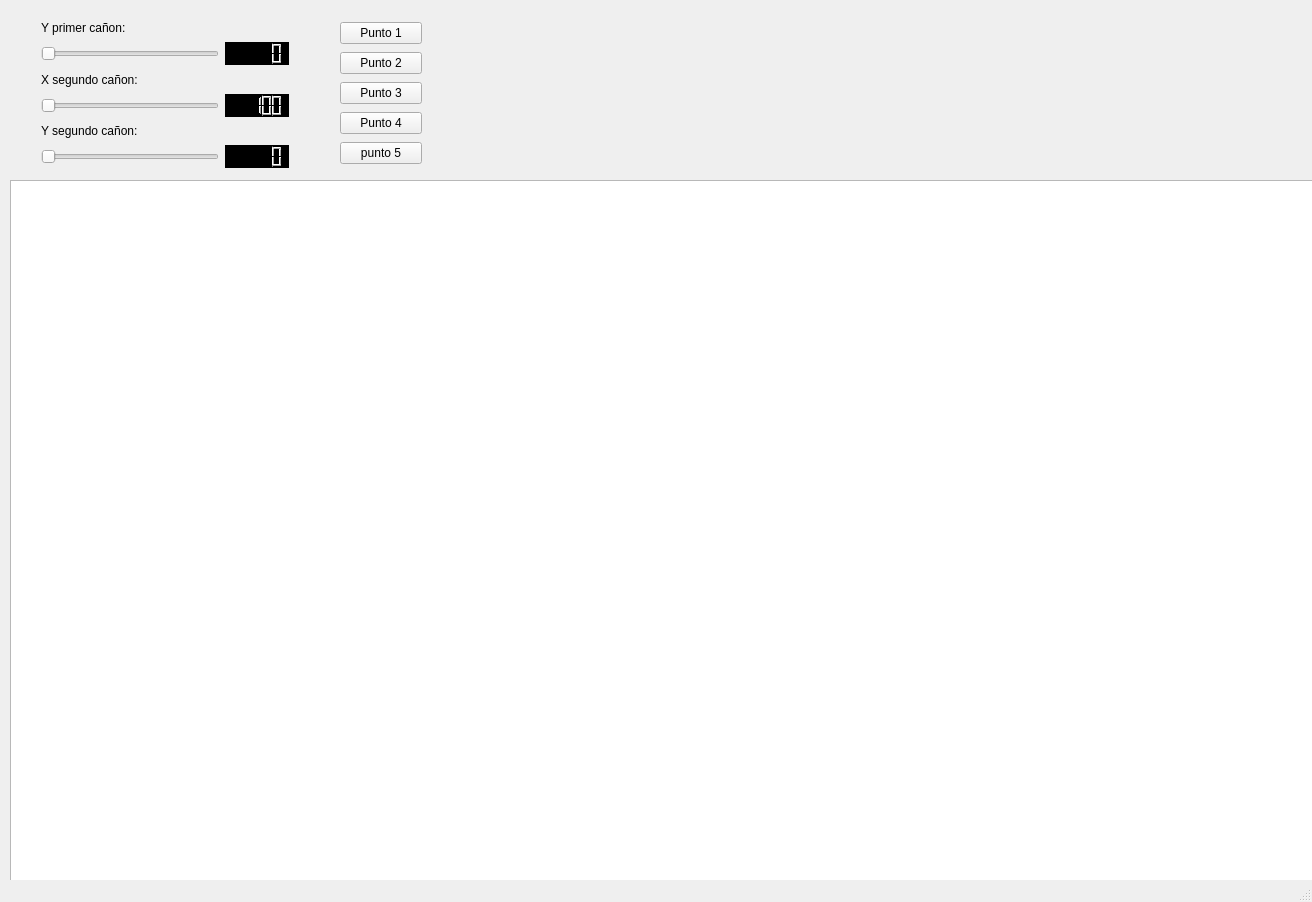
First picture: the form in mainwindow.ui, repository juanvergara3/parcial_final, before the edit.
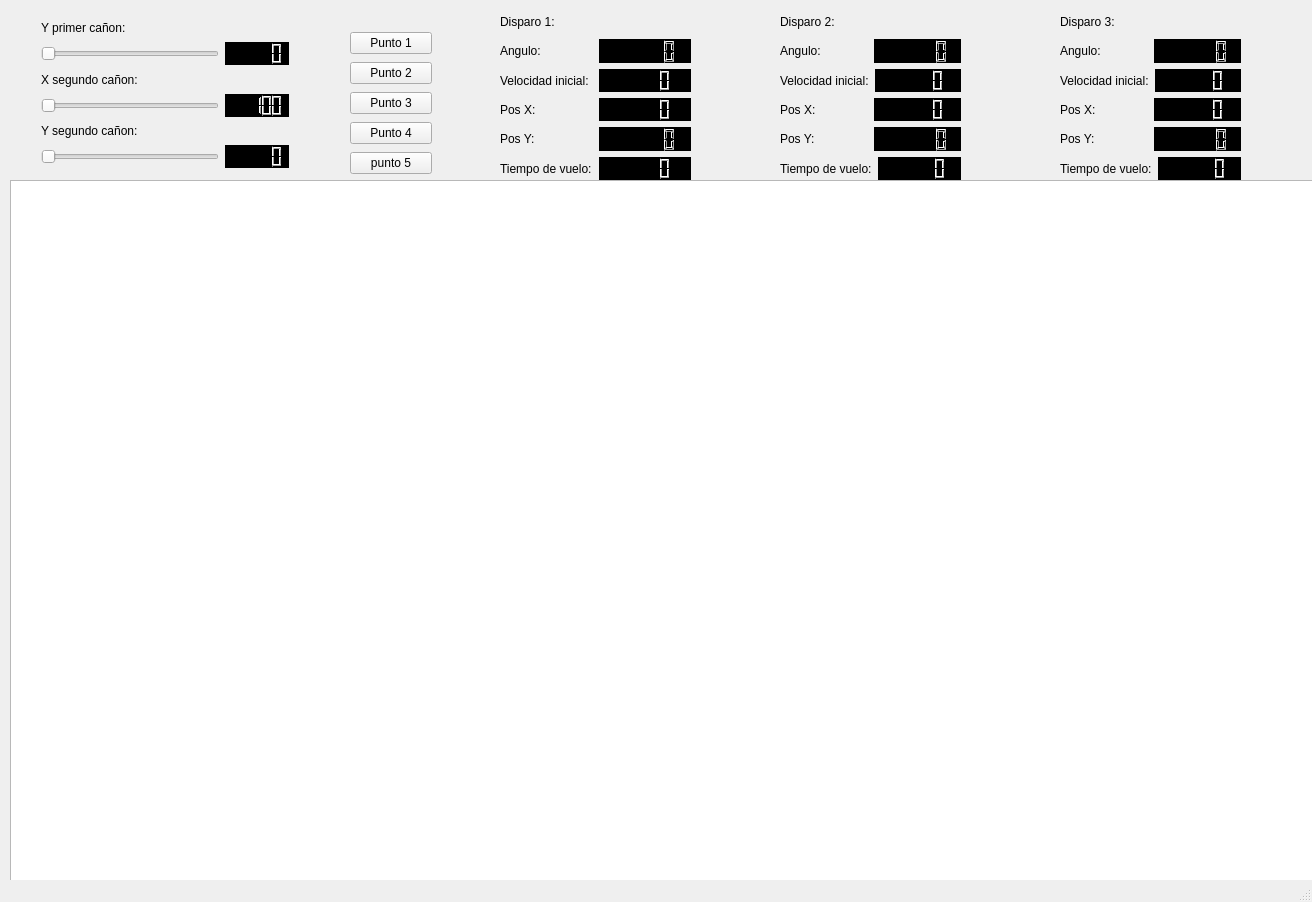
Second picture: the form after the edit.

Commit message:
display de los parametros
los parametros de los disparos ahora aparecen en pantalla

Diff of the .ui file:
```diff
--- a/mainwindow.ui
+++ b/mainwindow.ui
@@ -24,16 +24,16 @@
      </rect>
     </property>
    </widget>
-   <widget class="QWidget" name="">
+   <widget class="QWidget" name="layoutWidget">
     <property name="geometry">
      <rect>
-      <x>340</x>
-      <y>20</y>
+      <x>350</x>
+      <y>30</y>
       <width>82</width>
       <height>146</height>
      </rect>
     </property>
-    <layout class="QVBoxLayout" name="verticalLayout_2">
+    <layout class="QVBoxLayout" name="buttons_layout">
      <item>
       <widget class="QPushButton" name="punto1">
        <property name="text">
@@ -71,7 +71,7 @@
      </item>
     </layout>
    </widget>
-   <widget class="QWidget" name="">
+   <widget class="QWidget" name="layoutWidget">
     <property name="geometry">
      <rect>
       <x>41</x>
@@ -322,6 +322,343 @@
      </item>
     </layout>
    </widget>
+   <widget class="QWidget" name="layoutWidget_2">
+    <property name="geometry">
+     <rect>
+      <x>780</x>
+      <y>10</y>
+      <width>181</width>
+      <height>170</height>
+     </rect>
+    </property>
+    <layout class="QVBoxLayout" name="display2">
+     <item>
+      <widget class="QLabel" name="shot_label2">
+       <property name="text">
+        <string>Disparo 2:</string>
+       </property>
+      </widget>
+     </item>
+     <item>
+      <layout class="QHBoxLayout" name="angle_layout2">
+       <item>
+        <widget class="QLabel" name="angle_label2">
+         <property name="text">
+          <string>Angulo:</string>
+         </property>
+        </widget>
+       </item>
+       <item>
+        <widget class="QLCDNumber" name="angle_lcd2">
+         <property name="styleSheet">
+          <string notr="true">background-color: rgb(0, 0, 0);</string>
+         </property>
+        </widget>
+       </item>
+      </layout>
+     </item>
+     <item>
+      <layout class="QHBoxLayout" name="velocity_layout2">
+       <item>
+        <widget class="QLabel" name="velocity_label2">
+         <property name="text">
+          <string>Velocidad inicial:</string>
+         </property>
+        </widget>
+       </item>
+       <item>
+        <widget class="QLCDNumber" name="velocity_lcd2">
+         <property name="styleSheet">
+          <string notr="true">background-color: rgb(0, 0, 0);</string>
+         </property>
+        </widget>
+       </item>
+      </layout>
+     </item>
+     <item>
+      <layout class="QHBoxLayout" name="posx_layout2">
+       <item>
+        <widget class="QLabel" name="posx_label2">
+         <property name="text">
+          <string>Pos X:</string>
+         </property>
+        </widget>
+       </item>
+       <item>
+        <widget class="QLCDNumber" name="posx_lcd2">
+         <property name="styleSheet">
+          <string notr="true">background-color: rgb(0, 0, 0);</string>
+         </property>
+        </widget>
+       </item>
+      </layout>
+     </item>
+     <item>
+      <layout class="QHBoxLayout" name="posy_layout2">
+       <item>
+        <widget class="QLabel" name="posy_label2">
+         <property name="text">
+          <string>Pos Y:</string>
+         </property>
+        </widget>
+       </item>
+       <item>
+        <widget class="QLCDNumber" name="posy_lcd2">
+         <property name="styleSheet">
+          <string notr="true">background-color: rgb(0, 0, 0);</string>
+         </property>
+        </widget>
+       </item>
+      </layout>
+     </item>
+     <item>
+      <layout class="QHBoxLayout" name="time_layout2">
+       <item>
+        <widget class="QLabel" name="time_label2">
+         <property name="text">
+          <string>Tiempo de vuelo:</string>
+         </property>
+        </widget>
+       </item>
+       <item>
+        <widget class="QLCDNumber" name="time_lcd2">
+         <property name="styleSheet">
+          <string notr="true">background-color: rgb(0, 0, 0);</string>
+         </property>
+         <property name="value" stdset="0">
+          <double>0.000000000000000</double>
+         </property>
+        </widget>
+       </item>
+      </layout>
+     </item>
+    </layout>
+   </widget>
+   <widget class="QWidget" name="layoutWidget_3">
+    <property name="geometry">
+     <rect>
+      <x>1060</x>
+      <y>10</y>
+      <width>181</width>
+      <height>170</height>
+     </rect>
+    </property>
+    <layout class="QVBoxLayout" name="display3">
+     <item>
+      <widget class="QLabel" name="shot_label3">
+       <property name="text">
+        <string>Disparo 3:</string>
+       </property>
+      </widget>
+     </item>
+     <item>
+      <layout class="QHBoxLayout" name="angle_layout3">
+       <item>
+        <widget class="QLabel" name="angle_label3">
+         <property name="text">
+          <string>Angulo:</string>
+         </property>
+        </widget>
+       </item>
+       <item>
+        <widget class="QLCDNumber" name="angle_lcd3">
+         <property name="styleSheet">
+          <string notr="true">background-color: rgb(0, 0, 0);</string>
+         </property>
+        </widget>
+       </item>
+      </layout>
+     </item>
+     <item>
+      <layout class="QHBoxLayout" name="velocity_layout3">
+       <item>
+        <widget class="QLabel" name="velocity_label3">
+         <property name="text">
+          <string>Velocidad inicial:</string>
+         </property>
+        </widget>
+       </item>
+       <item>
+        <widget class="QLCDNumber" name="velocity_lcd3">
+         <property name="styleSheet">
+          <string notr="true">background-color: rgb(0, 0, 0);</string>
+         </property>
+        </widget>
+       </item>
+      </layout>
+     </item>
+     <item>
+      <layout class="QHBoxLayout" name="posx_layout3">
+       <item>
+        <widget class="QLabel" name="posx_label3">
+         <property name="text">
+          <string>Pos X:</string>
+         </property>
+        </widget>
+       </item>
+       <item>
+        <widget class="QLCDNumber" name="posx_lcd3">
+         <property name="styleSheet">
+          <string notr="true">background-color: rgb(0, 0, 0);</string>
+         </property>
+        </widget>
+       </item>
+      </layout>
+     </item>
+     <item>
+      <layout class="QHBoxLayout" name="posy_layout3">
+       <item>
+        <widget class="QLabel" name="posy_label3">
+         <property name="text">
+          <string>Pos Y:</string>
+         </property>
+        </widget>
+       </item>
+       <item>
+        <widget class="QLCDNumber" name="posy_lcd3">
+         <property name="styleSheet">
+          <string notr="true">background-color: rgb(0, 0, 0);</string>
+         </property>
+        </widget>
+       </item>
+      </layout>
+     </item>
+     <item>
+      <layout class="QHBoxLayout" name="time_layout3">
+       <item>
+        <widget class="QLabel" name="time_label3">
+         <property name="text">
+          <string>Tiempo de vuelo:</string>
+         </property>
+        </widget>
+       </item>
+       <item>
+        <widget class="QLCDNumber" name="time_lcd3">
+         <property name="styleSheet">
+          <string notr="true">background-color: rgb(0, 0, 0);</string>
+         </property>
+         <property name="value" stdset="0">
+          <double>0.000000000000000</double>
+         </property>
+        </widget>
+       </item>
+      </layout>
+     </item>
+    </layout>
+   </widget>
+   <widget class="QWidget" name="">
+    <property name="geometry">
+     <rect>
+      <x>500</x>
+      <y>10</y>
+      <width>191</width>
+      <height>170</height>
+     </rect>
+    </property>
+    <layout class="QVBoxLayout" name="display1">
+     <item>
+      <widget class="QLabel" name="shot_label1">
+       <property name="text">
+        <string>Disparo 1:</string>
+       </property>
+      </widget>
+     </item>
+     <item>
+      <layout class="QHBoxLayout" name="angle_layout1">
+       <item>
+        <widget class="QLabel" name="angle_label1">
+         <property name="text">
+          <string>Angulo:</string>
+         </property>
+        </widget>
+       </item>
+       <item>
+        <widget class="QLCDNumber" name="angle_lcd1">
+         <property name="styleSheet">
+          <string notr="true">background-color: rgb(0, 0, 0);</string>
+         </property>
+        </widget>
+       </item>
+      </layout>
+     </item>
+     <item>
+      <layout class="QHBoxLayout" name="velocity_layout1">
+       <item>
+        <widget class="QLabel" name="velocity_label1">
+         <property name="text">
+          <string>Velocidad inicial:</string>
+         </property>
+        </widget>
+       </item>
+       <item>
+        <widget class="QLCDNumber" name="velocity_lcd1">
+         <property name="styleSheet">
+          <string notr="true">background-color: rgb(0, 0, 0);
+</string>
+         </property>
+        </widget>
+       </item>
+      </layout>
+     </item>
+     <item>
+      <layout class="QHBoxLayout" name="posx_layout1">
+       <item>
+        <widget class="QLabel" name="posx_label1">
+         <property name="text">
+          <string>Pos X:</string>
+         </property>
+        </widget>
+       </item>
+       <item>
+        <widget class="QLCDNumber" name="posx_lcd1">
+         <property name="styleSheet">
+          <string notr="true">background-color: rgb(0, 0, 0);</string>
+         </property>
+        </widget>
+       </item>
+      </layout>
+     </item>
+     <item>
+      <layout class="QHBoxLayout" name="posy_layout1">
+       <item>
+        <widget class="QLabel" name="posy_label1">
+         <property name="text">
+          <string>Pos Y:</string>
+         </property>
+        </widget>
+       </item>
+       <item>
+        <widget class="QLCDNumber" name="posy_lcd1">
+         <property name="styleSheet">
+          <string notr="true">background-color: rgb(0, 0, 0);</string>
+         </property>
+        </widget>
+       </item>
+      </layout>
+     </item>
+     <item>
+      <layout class="QHBoxLayout" name="time_layout1">
+       <item>
+        <widget class="QLabel" name="time_label1">
+         <property name="text">
+          <string>Tiempo de vuelo:</string>
+         </property>
+        </widget>
+       </item>
+       <item>
+        <widget class="QLCDNumber" name="time_lcd1">
+         <property name="styleSheet">
+          <string notr="true">background-color: rgb(0, 0, 0);</string>
+         </property>
+         <property name="value" stdset="0">
+          <double>0.000000000000000</double>
+         </property>
+        </widget>
+       </item>
+      </layout>
+     </item>
+    </layout>
+   </widget>
   </widget>
   <widget class="QMenuBar" name="menubar">
    <property name="geometry">
```
Left out of the diff: 2 changed lines with no effect on the pictures. The commit also changes 5 other files.
